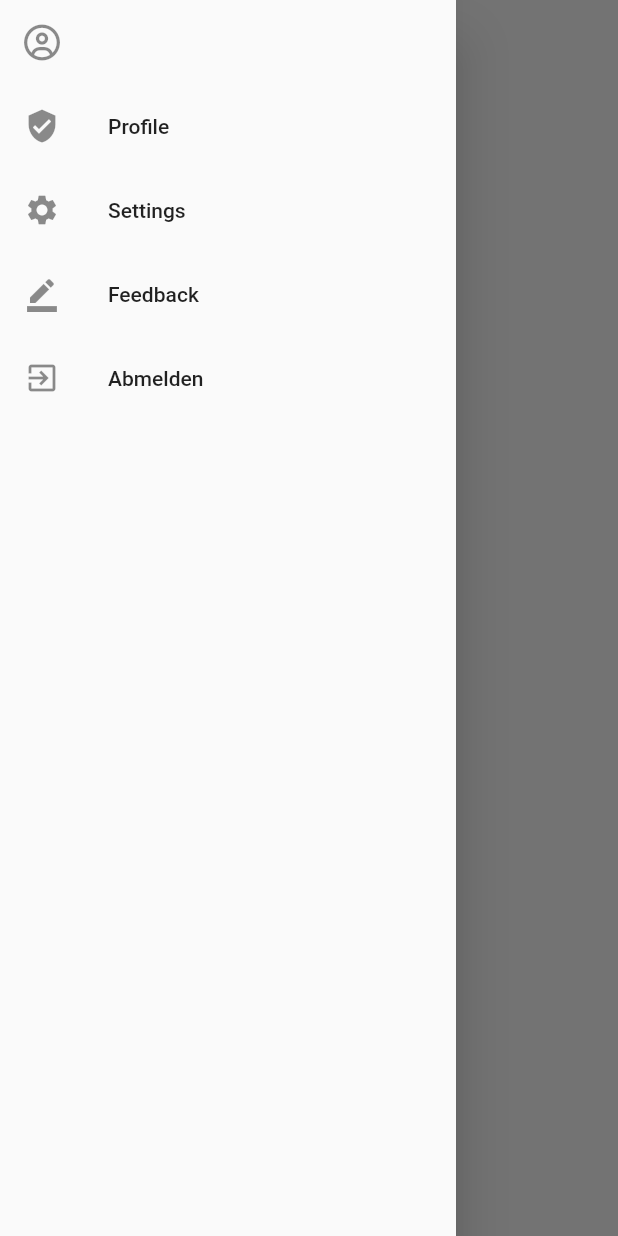
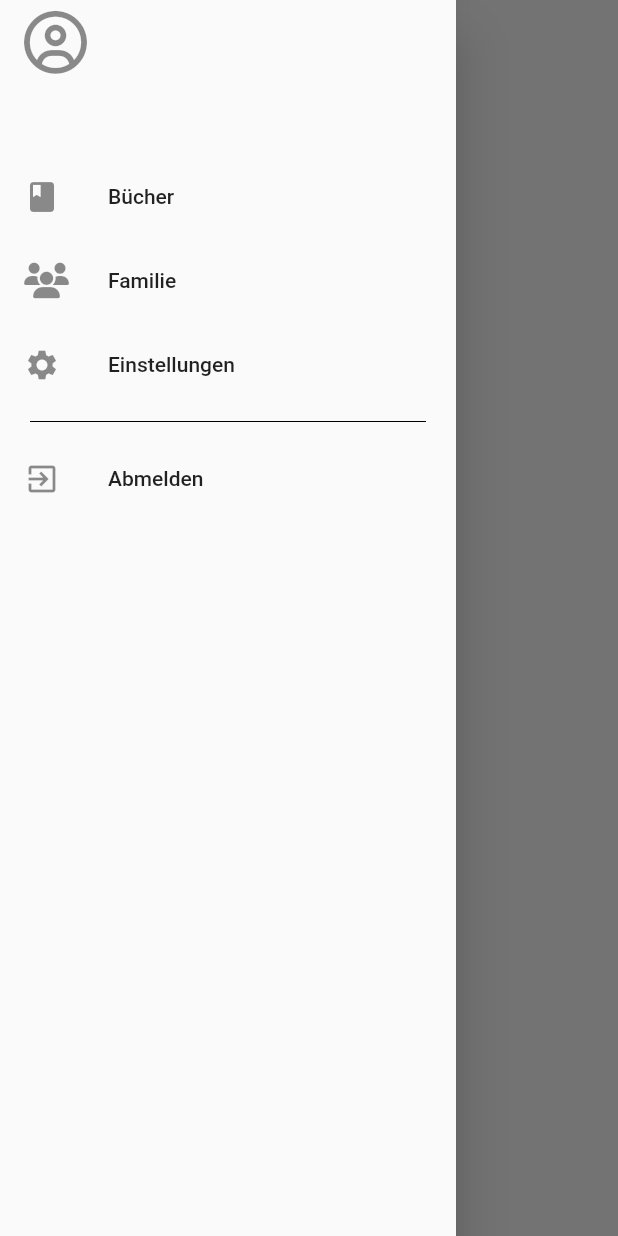
Before and after one commit to elia-driesner/Schulbuch-Manager-App, a Flutter app: the App screen opened directly, with the side drawer open, on a phone screen of 412 x 824 dp. Run offline on Flutter 3.47's test engine with Material 2 defaults, Android fonts, the phone set to English and light mode, and no system bars; our stand-ins replace cloud_firestore, firebase_auth, firebase_core, font_awesome_flutter, google_fonts; accounts and stored records are empty; statements that could not run were skipped.

Commit message:
worked on drawer

```diff
--- a/lib/homepage/widgets/sideMenu.dart
+++ b/lib/homepage/widgets/sideMenu.dart
@@ -22,25 +22,67 @@ class sideMenu extends StatelessWidget {
         child: ListView(
           padding: EdgeInsets.zero,
           children: <Widget>[
+            Stack(children: [
+              ListTile(
+                leading: FaIcon(FontAwesomeIcons.userCircle, size: 42),
+              ),
+              Column(
+                children: [
+                  ListTile(
+                    title: Container(
+                      margin: EdgeInsets.fromLTRB(0, 55, 0, 0),
+                      child: Column(
+                        children: [
+                          Align(
+                              alignment: Alignment.topLeft,
+                              child: Text(
+                                userDataVar['name'],
+                                style: TextStyle(
+                                  fontSize: 17,
+                                  fontWeight: FontWeight.bold,
+                                ),
+                              )),
+                          Container(
+                            margin: EdgeInsets.fromLTRB(0, 2, 0, 0),
+                            child: Align(
+                                alignment: Alignment.topLeft,
+                                child: Text(
+                                  userDataVar['email'],
+                                  style: TextStyle(fontSize: 15),
+                                )),
+                          ),
+                        ],
+                      ),
+                    ),
+                    onTap: () => {},
+                  ),
+                ],
+              ),
+            ]),
             ListTile(
-              leading: FaIcon(FontAwesomeIcons.userCircle),
-              title: Text(userDataVar['name']),
-              onTap: () => {},
+              leading: Icon(Icons.book),
+              title: Text('Bücher'),
+              onTap: () => {Navigator.of(context).pop()},
             ),
             ListTile(
-              leading: Icon(Icons.verified_user),
-              title: Text('Profile'),
+              leading: FaIcon(FontAwesomeIcons.users),
+              title: Text('Familie'),
               onTap: () => {Navigator.of(context).pop()},
             ),
             ListTile(
               leading: Icon(Icons.settings),
-              title: Text('Settings'),
+              title: Text('Einstellungen'),
               onTap: () => {Navigator.of(context).pop()},
             ),
-            ListTile(
-              leading: Icon(Icons.border_color),
-              title: Text('Feedback'),
-              onTap: () => {Navigator.of(context).pop()},
+            Container(
+              margin: EdgeInsets.fromLTRB(0, 10, 0, 10),
+              child: const Divider(
+                thickness: 0,
+                indent: 20,
+                endIndent: 20,
+                color: Colors.black,
+                height: 0,
+              ),
             ),
             ListTile(
               leading: Icon(Icons.exit_to_app),
```
